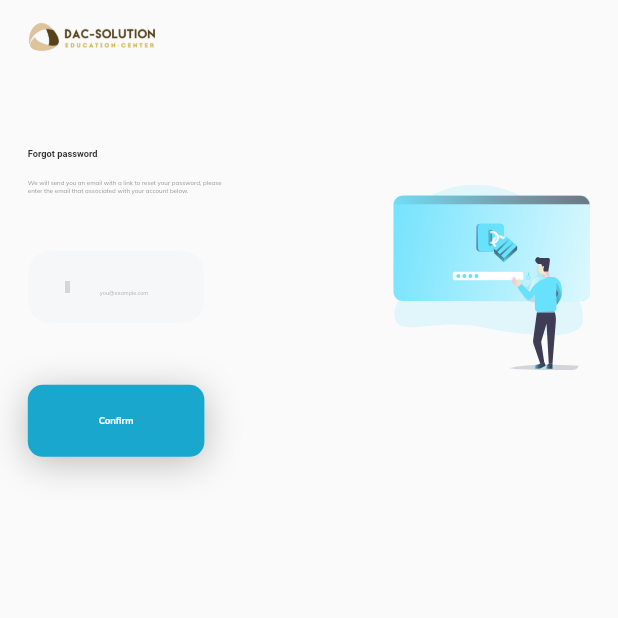
After one commit to alexferdinansyah/EducationCenter, a Flutter app: the ForgotPassword screen opened by its route, on a phone screen of 412 x 824 dp, the top half of it. The commit adds this screen. Run offline on Flutter 3.47's test engine with Material 2 defaults, Android fonts, the phone set to English and light mode, and no system bars; our stand-ins replace auto_animated, cloud_firestore, data_table_2, dropdown_button2, firebase_auth, firebase_core and 9 more; missing offline and left inert: universal_html; accounts and stored records are empty; grey boxes are pictures that could not be loaded.

Commit message:
forgot/reset password

```diff
--- a/lib/routes/routes.dart
+++ b/lib/routes/routes.dart
@@ -1,5 +1,7 @@
 import 'package:flutter/material.dart';
 import 'package:get/get.dart';
+import 'package:project_tc/screens/auth/forgot_password.dart';
+import 'package:project_tc/screens/auth/register/register_responsive.dart';
 import 'package:project_tc/screens/landing_page/app_view.dart';
 import 'package:project_tc/screens/landing_page/article_list.dart';
 import 'package:project_tc/screens/landing_page/bundle_course_list.dart';
@@ -20,6 +22,8 @@ const String routeArticle = '/article';
 const String routeDetailArticle = '/detail-article';
 const String routeContacts = '/contact';
 const String routeLogin = '/login';
+const String routeRegister = '/register';
+const String routeForgotPassword = '/forgot-password';
 const String routeEditProfile = '/edit-profile';
 const String routeMembershipInfo = '/membership-info';
 const String routeMembershipUpgrade = '/membership-upgrade';
@@ -40,6 +44,14 @@ final getPages = [
   GetPage(
     name: routeLogin,
     page: () => const Wrapper(),
+  ),
+  GetPage(
+    name: routeRegister,
+    page: () => const ResponsiveRegister(),
+  ),
+  GetPage(
+    name: routeForgotPassword,
+    page: () => const ForgotPassword(),
   ),
   GetPage(
     name: routeCourses,
--- /dev/null
+++ b/lib/screens/auth/forgot_password.dart
@@ -0,0 +1,237 @@
+import 'package:flutter/material.dart';
+import 'package:flutter_svg/flutter_svg.dart';
+import 'package:get/get.dart';
+import 'package:google_fonts/google_fonts.dart';
+import 'package:iconly/iconly.dart';
+import 'package:project_tc/components/constants.dart';
+import 'package:project_tc/services/auth_service.dart';
+
+class ForgotPassword extends StatefulWidget {
+  const ForgotPassword({super.key});
+
+  @override
+  State<ForgotPassword> createState() => _ForgotPasswordState();
+}
+
+class _ForgotPasswordState extends State<ForgotPassword> {
+  final AuthService _auth = AuthService();
+  final _formKey = GlobalKey<FormState>();
+  bool loading = false;
+
+  // text field state
+  String email = '';
+  String password = '';
+  String error = '';
+  @override
+  Widget build(BuildContext context) {
+    double height = MediaQuery.of(context).size.height;
+    double width = MediaQuery.of(context).size.width;
+    return Scaffold(
+      body: SizedBox(
+        height: double.infinity,
+        width: double.infinity,
+        child: ListView(
+          children: [
+            Container(
+                padding: EdgeInsets.symmetric(
+                    horizontal: width * .045, vertical: height * .018),
+                color: CusColors.bg,
+                alignment: Alignment.centerLeft,
+                child: Column(
+                  crossAxisAlignment: CrossAxisAlignment.start,
+                  children: [
+                    Image.asset(
+                      'assets/images/logo_dac.png',
+                      height: width * .05,
+                    ),
+                    const SizedBox(
+                      height: 30,
+                    ),
+                    Row(
+                      crossAxisAlignment: CrossAxisAlignment.center,
+                      children: [
+                        Padding(
+                          padding: EdgeInsets.only(top: height * .04),
+                          child: Form(
+                            key: _formKey,
+                            child: Column(
+                              mainAxisAlignment: MainAxisAlignment.start,
+                              crossAxisAlignment: CrossAxisAlignment.start,
+                              children: [
+                                Text(
+                                  'Forgot password',
+                                  style: GoogleFonts.mPlus1(
+                                      fontSize: width * .015,
+                                      fontWeight: FontWeight.bold,
+                                      color: CusColors.text),
+                                ),
+                                const SizedBox(
+                                  height: 14,
+                                ),
+                                SizedBox(
+                                  width: width / 3,
+                                  child: Text(
+                                    'We will send you an email with a link to reset your password, please enter the email that associated with your account below.',
+                                    style: GoogleFonts.mulish(
+                                        fontSize: width * .01,
+                                        color: CusColors.subHeader
+                                            .withOpacity(0.7)),
+                                  ),
+                                ),
+                                Container(
+                                  width: width / 3.5,
+                                  margin: EdgeInsets.symmetric(
+                                      vertical: height * .02),
+                                  alignment: Alignment.center,
+                                  child: Text(
+                                    error,
+                                    style: GoogleFonts.mulish(
+                                        fontSize: width * .01,
+                                        color: Colors.red.withOpacity(0.7)),
+                                  ),
+                                ),
+                                SizedBox(
+                                  width: width / 3.5,
+                                  child: TextFormField(
+                                    autocorrect: true,
+                                    keyboardType: TextInputType.emailAddress,
+                                    style:
+                                        TextStyle(color: CusColors.subHeader),
+                                    decoration: textInputDecoration.copyWith(
+                                      contentPadding: EdgeInsets.symmetric(
+                                          horizontal: 20.0,
+                                          vertical: width * .016),
+                                      prefixIcon: Container(
+                                        margin: const EdgeInsets.only(
+                                            left: 20, right: 15),
+                                        child: Icon(
+                                          IconlyLight.message,
+                                          size: width * .02,
+                                          color: CusColors.mainColor,
+                                        ),
+                                      ),
+                                      hintText: "you@example.com",
+                                      hintStyle: GoogleFonts.mulish(
+                                          color: CusColors.subHeader
+                                              .withOpacity(.5),
+                                          fontSize: width * .009),
+                                    ),
+                                    validator: (val) {
+                                      if (val!.isEmpty) {
+                                        return 'Enter an email';
+                                      } else if (!_auth.isValidEmail(val)) {
+                                        return 'Enter a valid email';
+                                      }
+                                      return null;
+                                    },
+                                    onChanged: (val) {
+                                      setState(() => email = val);
+                                    },
+                                  ),
+                                ),
+                                SizedBox(
+                                  height: height * 0.05,
+                                ),
+                                Container(
+                                  width: width / 3.5,
+                                  decoration: BoxDecoration(
+                                      gradient: LinearGradient(
+                                          begin: const Alignment(-1.2, 0.0),
+                                          colors: [
+                                            const Color(0xFF19A7CE),
+                                            CusColors.mainColor,
+                                          ]),
+                                      borderRadius: BorderRadius.circular(10),
+                                      boxShadow: [
+                                        BoxShadow(
+                                            color:
+                                                Colors.black.withOpacity(.25),
+                                            spreadRadius: 0,
+                                            blurRadius: 20,
+                                            offset: const Offset(0, 4))
+                                      ]),
+                                  child: ElevatedButton(
+                                    onPressed: loading
+                                        ? null // Disable the button when loading is true
+                                        : () async {
+                                            if (_formKey.currentState!
+                                                .validate()) {
+                                              setState(() => loading =
+                                                  true); // Set loading to true when pressed
+
+                                              // Call your registration function here
+                                              dynamic result = await _auth
+                                                  .forgotPassword(email);
+
+                                              setState(() {
+                                                if (result != null) {
+                                                  Get.snackbar(
+                                                    'Success',
+                                                    result,
+                                                    snackbarStatus: (status) {
+                                                      switch (status) {
+                                                        case SnackbarStatus
+                                                              .CLOSED:
+                                                          Get.back(
+                                                              closeOverlays:
+                                                                  true);
+                                                          break;
+                                                        default:
+                                                      }
+                                                    },
+                                                  );
+                                                } else {
+                                                  error = 'email is not valid';
+                                                }
+                                                loading =
+                                                    false; // Set loading back to false
+                                              });
+                                            }
+                                          },
+                                    style: ButtonStyle(
+                                        shape: MaterialStateProperty.all<
+                                                RoundedRectangleBorder>(
+                                            RoundedRectangleBorder(
+                                                borderRadius:
+                                                    BorderRadius.circular(8))),
+                                        padding: MaterialStateProperty.all<
+                                                EdgeInsetsGeometry>(
+                                            EdgeInsets.symmetric(
+                                          vertical: width * .014,
+                                        )),
+                                        backgroundColor:
+                                            MaterialStateProperty.all(
+                                                Colors.transparent),
+                                        shadowColor: MaterialStateProperty.all(
+                                            Colors.transparent)),
+                                    child: loading
+                                        ? const CircularProgressIndicator() // Show loading indicator while loading is true
+                                        : Text(
+                                            'Confirm',
+                                            style: GoogleFonts.mulish(
+                                              fontWeight: FontWeight.w700,
+                                              color: Colors.white,
+                                              fontSize: width * .015,
+                                            ),
+                                          ),
+                                  ),
+                                ),
+                              ],
+                            ),
+                          ),
+                        ),
+                        const Spacer(),
+                        SvgPicture.asset(
+                          'assets/svg/forgot_password.svg',
+                          height: width * .3,
+                        )
+                      ],
+                    ),
+                  ],
+                )),
+          ],
+        ),
+      ),
+    );
+  }
+}
--- a/lib/services/auth_service.dart
+++ b/lib/services/auth_service.dart
@@ -121,6 +121,17 @@ class AuthService {
     }
   }
 
+  //forgot password
+  Future forgotPassword(String email) async {
+    try {
+      await _auth.sendPasswordResetEmail(email: email);
+      return 'Link has been send into $email';
+    } catch (e) {
+      print(e.toString());
+      return null;
+    }
+  }
+
   //sign out
   Future signOut() async {
     try {
```
Also changed, not shown: lib/components/static/article_data.dart (+32 -0 lines), lib/screens/auth/login/sign_in_mobile.dart (+14 -9 lines), lib/screens/auth/login/sign_in_website.dart (+14 -10 lines), lib/screens/dashboard/setting.dart (+57 -4 lines), assets/svg/forgot_password.svg (added).
